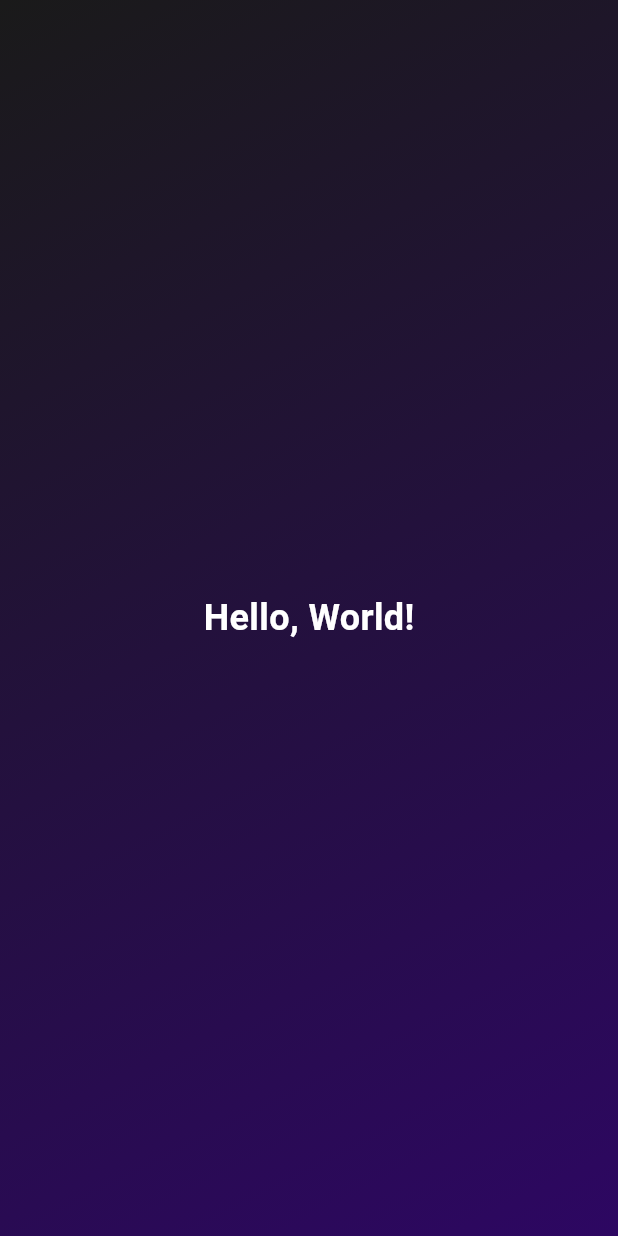
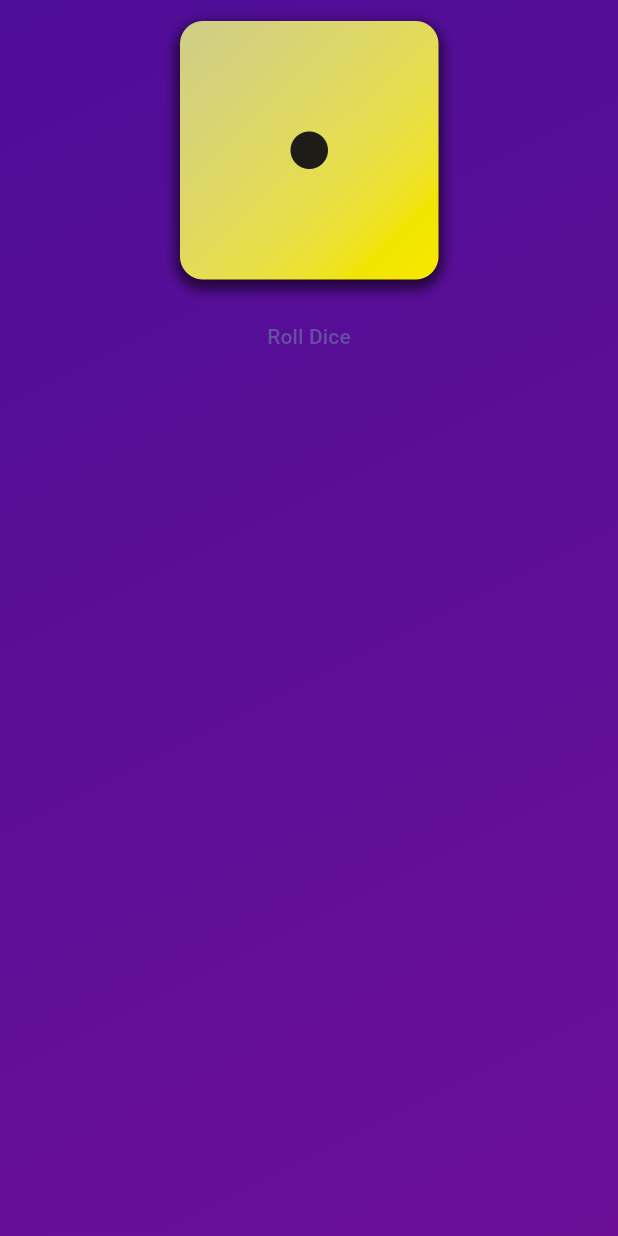
Before and after one commit to AmadeusJ/flutter-study, a Flutter app: the screen it shows after launch, on a phone screen of 412 x 824 dp. Run offline on Flutter 3.47's test engine with Material 3 defaults, Android fonts, the phone set to English and light mode, and no system bars.

Commit message:
flutter study

```diff
--- a/first_app/lib/gradient_container.dart
+++ b/first_app/lib/gradient_container.dart
@@ -1,23 +1,41 @@
 import 'package:flutter/material.dart';
-import 'styled_text.dart';
+// import 'styled_text.dart';
+
+const startAlignment = Alignment.topLeft;
+const endAlignment = Alignment.bottomRight;
+
 class GradientContainer extends StatelessWidget {
-  const GradientContainer({super.key});
+  const GradientContainer({super.key, required this.colors});
+
+  final List<Color> colors;
+
+  void rollDice() {
+    print('Rolling dice...');
+  }
 
   @override
   Widget build(BuildContext context) {
     return Container(
-      decoration: const BoxDecoration(
+      decoration: BoxDecoration(
         gradient: LinearGradient(
-          colors: [
-            Color.fromARGB(255, 26, 26, 26),
-            Color.fromARGB(255, 45, 7, 98),
-          ],
-          begin: Alignment.topLeft,
-          end: Alignment.bottomRight,
+          colors: colors,
+          begin: startAlignment,
+          end: endAlignment,
         ),
       ),
-      child: const Center(
-        child: StyledText(text: 'Hello, World!'),
+      child: Center(
+        child: Column(
+          children: [
+            Image.asset(
+              'assets/images/dice-1.png',
+              width: 200,
+            ),
+            TextButton(
+              onPressed: rollDice,
+              child: const Text('Roll Dice'),
+            ),
+          ],
+        ),
       ),
     );
   }
--- a/first_app/lib/main.dart
+++ b/first_app/lib/main.dart
@@ -4,7 +4,10 @@ import 'gradient_container.dart';
 void main() {
   runApp(MaterialApp(
     home: Scaffold(
-      body: GradientContainer(),
+      body: GradientContainer(colors: [
+        Color.fromARGB(255, 78, 13, 151),
+        Color.fromARGB(255, 107, 15, 151),
+      ]),
     ),
   ));
 }
```
Also changed, not shown: first_app/pubspec.yaml (+7 -3 lines), first_app/assets/images/dice-1.png (added), first_app/assets/images/dice-2.png (added), first_app/assets/images/dice-3.png (added), first_app/assets/images/dice-4.png (added), first_app/assets/images/dice-5.png (added), first_app/assets/images/dice-6.png (added).
